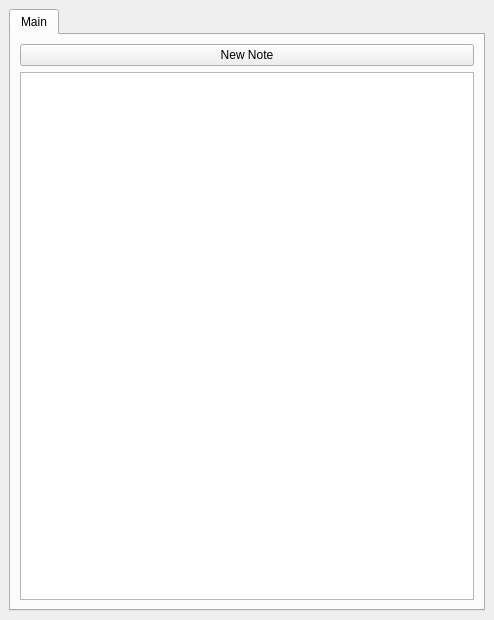
This is ui_ui/MainWindow.ui in Arseniy0xff/Talynx as Qt 5 draws it before an edit. The edited form follows.
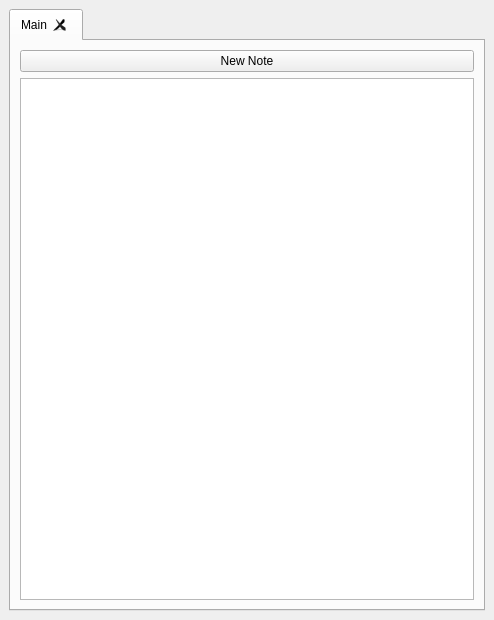
This is the edited form.

```diff
--- a/ui_ui/MainWindow.ui
+++ b/ui_ui/MainWindow.ui
@@ -17,6 +17,9 @@
    <layout class="QGridLayout" name="gridLayout">
     <item row="0" column="0">
      <widget class="QTabWidget" name="tabWidget">
+      <property name="tabsClosable">
+       <bool>true</bool>
+      </property>
       <widget class="QWidget" name="tab">
        <attribute name="title">
         <string>Main</string>
```
